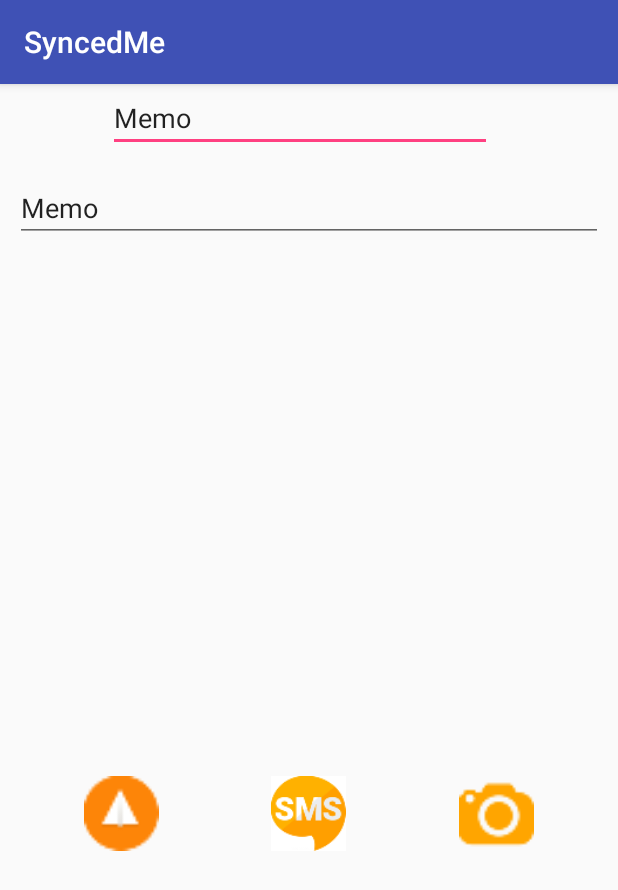
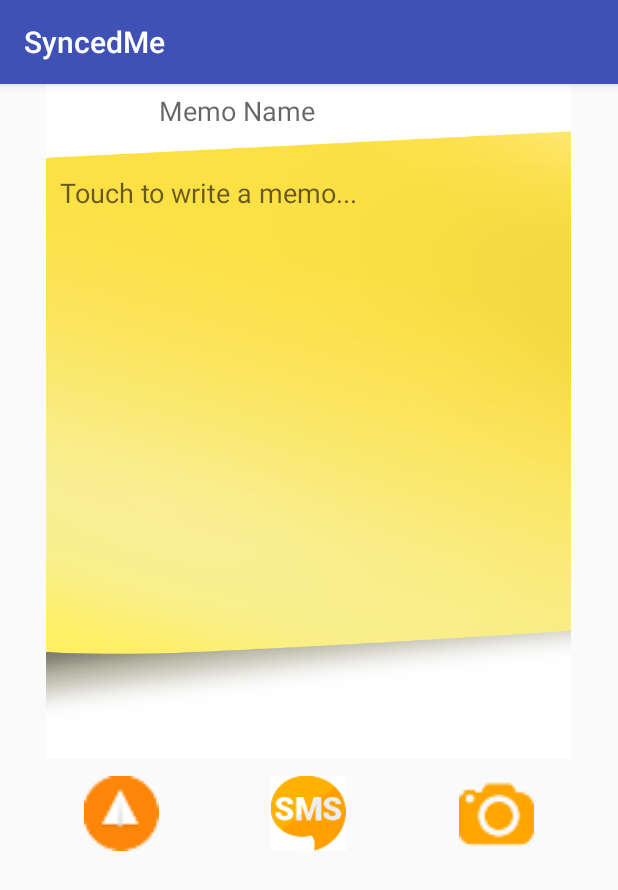
Before and after one commit to donparapidos/SyncedMe, an Android app: the screen it shows after launch (MainActivity), on a phone screen of 412 x 824 dp. Shown: the top 890 px of the screen. Run offline under Robolectric (Android 15) with nearby library versions, the phone set to English and light mode, and no system bars.

Commit message:
Added bg.Main activity for portrait done.

```diff
--- /dev/null
+++ b/app/src/main/res/drawable/stickerback.xml
@@ -0,0 +1,5 @@
+<?xml version="1.0" encoding="utf-8"?>
+<bitmap xmlns:android="http://schemas.android.com/apk/res/android"
+    android:src="@mipmap/backmemo"
+    android:gravity="center|bottom|clip_vertical"
+    />
--- a/app/src/main/res/layout/activity_main.xml
+++ b/app/src/main/res/layout/activity_main.xml
@@ -9,41 +9,64 @@
     tools:context="com.example.syncedme.MainActivity">
 
 
+
+
     <ScrollView
         android:id="@+id/scrollView"
         android:layout_width="368dp"
         android:layout_height="400dp"
-        tools:layout_editor_absoluteY="-29dp"
+        tools:layout_editor_absoluteY="-26dp"
         app:layout_constraintLeft_toLeftOf="parent"
         app:layout_constraintRight_toRightOf="parent"/>
 
+    <RelativeLayout
+        android:id="@+id/relativeToInput"
+        android:layout_width="0dp"
+        android:layout_height="450dp"
+        tools:layout_editor_absoluteX="8dp"
+        tools:layout_editor_absoluteY="8dp">
+
+        <ImageView
+            android:layout_width="350dp"
+            android:layout_height="500dp"
+            android:layout_centerInParent="true"
+            android:background="@drawable/stickerback"
+            android:scaleType="fitXY" />
+
+
         <EditText
             android:id="@+id/inputMemoName"
-        android:layout_width="0dp"
+            android:layout_width="wrap_content"
+            android:layout_height="wrap_content"
+            android:layout_gravity="center_horizontal"
             android:layout_marginLeft="50dp"
-        android:layout_marginRight="50dp"
-        android:layout_marginTop="25dp"
-        android:layout_height="wrap_content"
+            android:layout_marginStart="30dp"
+            android:layout_marginTop="5dp"
             android:ems="12"
             android:inputType="textShortMessage"
-        android:text="Memo"
-        app:layout_constraintLeft_toLeftOf="@+id/scrollView"
-        tools:layout_editor_absoluteY="0dp" />
+            android:hint="Memo Name"
+            android:background="@android:color/transparent"
+            android:textAlignment="center"
+            tools:layout_editor_absoluteY="10dp" />
+
         <EditText
             android:id="@+id/inputMemo"
-        android:layout_width="0dp"
+            android:layout_width="match_parent"
             android:layout_height="wrap_content"
+            android:layout_alignParentTop="true"
+            android:layout_marginEnd="10dp"
+            android:layout_marginLeft="30dp"
+            android:layout_marginRight="40dp"
+            android:layout_marginStart="40dp"
+            android:layout_marginTop="60dp"
+            android:background="@android:color/transparent"
             android:ems="12"
             android:inputType="textMultiLine"
-        android:text="Memo"
+            android:hint="Touch to write a memo..."
             app:layout_constraintLeft_toLeftOf="parent"
-        app:layout_constraintTop_toTopOf="@id/inputMemoName"
             app:layout_constraintRight_toRightOf="parent"
-        android:layout_alignParentTop="true"
-        android:layout_marginTop="60dp"
-        android:layout_marginLeft="10dp"
-        android:layout_marginRight="10dp"
-        tools:layout_editor_absoluteY="0dp" />
+            app:layout_constraintTop_toTopOf="@+id/inputMemoName" />
+    </RelativeLayout>
 
     <FrameLayout
         android:id="@+id/frameLayout1"
```
Also changed, not shown: app/src/main/res/mipmap-xhdpi/backmemo.jpg (renamed from app/src/main/res/mipmap-xhdpi/backMemo.jpg). Lines whose indentation alone changed are shown as unchanged.
